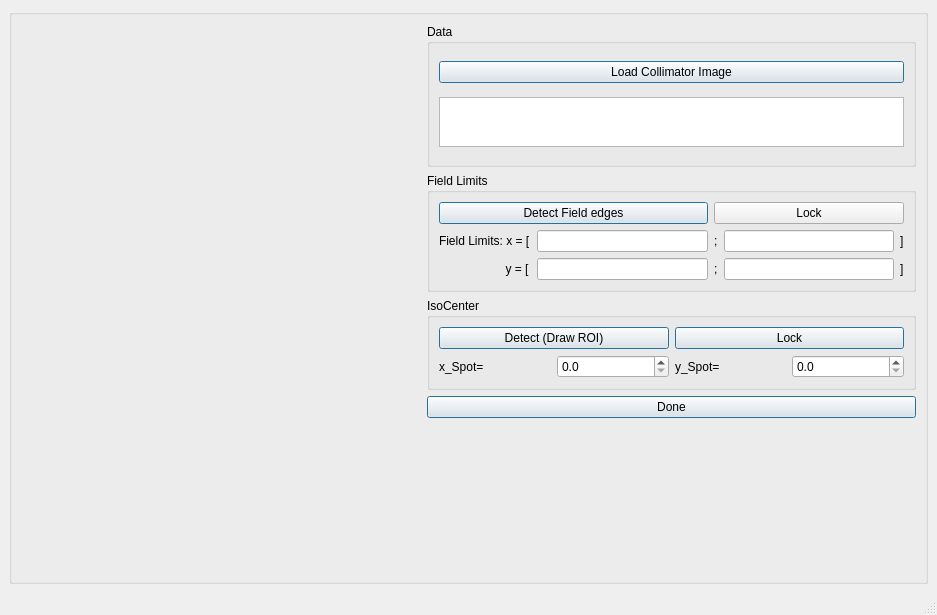
Above: Backend/IsoCenter.ui from jo-mueller/RadiAiDD before the change. Below: the same form after it.
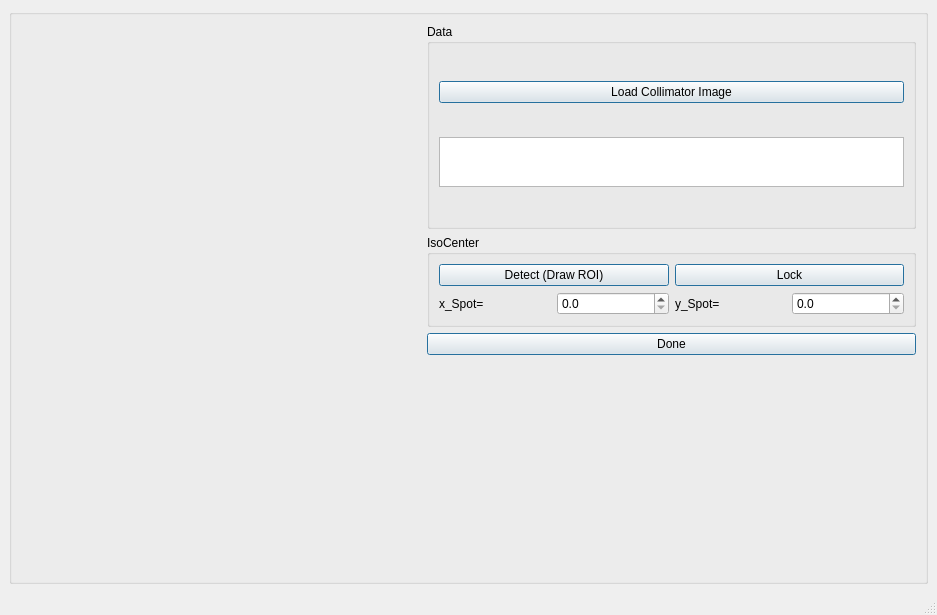
That is the form after the change. Custom widgets are drawn as their Qt base class.

Commit message: - Remove cropping for radiography images, removing all functionality that using the field limits variables - Display Isocenter radiography in main window with same displays as landmark radiography - Adjust Crosshair functionality so it's displayed properly (storing list of multiple crosshairs to manage same crosshairs in different canvases easily)

Diff of the .ui file:
```diff
--- a/Backend/IsoCenter.ui
+++ b/Backend/IsoCenter.ui
@@ -63,89 +63,6 @@
         </widget>
        </item>
        <item row="1" column="1">
-        <widget class="QGroupBox" name="groupBox_4">
-         <property name="title">
-          <string>Field Limits</string>
-         </property>
-         <layout class="QGridLayout" name="gridLayout_3">
-          <item row="0" column="0" colspan="2">
-           <widget class="QPushButton" name="Button_GetField">
-            <property name="autoFillBackground">
-             <bool>false</bool>
-            </property>
-            <property name="text">
-             <string>Detect Field edges</string>
-            </property>
-            <property name="default">
-             <bool>true</bool>
-            </property>
-           </widget>
-          </item>
-          <item row="0" column="2" colspan="3">
-           <widget class="QPushButton" name="Button_SetFieldLimits">
-            <property name="text">
-             <string>Lock</string>
-            </property>
-           </widget>
-          </item>
-          <item row="1" column="0">
-           <widget class="QLabel" name="label_15">
-            <property name="text">
-             <string>Field Limits: x = [</string>
-            </property>
-           </widget>
-          </item>
-          <item row="1" column="1">
-           <widget class="QLineEdit" name="x_Left"/>
-          </item>
-          <item row="1" column="2">
-           <widget class="QLabel" name="label_17">
-            <property name="text">
-             <string>;</string>
-            </property>
-           </widget>
-          </item>
-          <item row="1" column="3">
-           <widget class="QLineEdit" name="x_Right"/>
-          </item>
-          <item row="1" column="4">
-           <widget class="QLabel" name="label_18">
-            <property name="text">
-             <string>]</string>
-            </property>
-           </widget>
-          </item>
-          <item row="2" column="0">
-           <widget class="QLabel" name="label_16">
-            <property name="text">
-             <string>                    y = [</string>
-            </property>
-           </widget>
-          </item>
-          <item row="2" column="1">
-           <widget class="QLineEdit" name="y_bottom"/>
-          </item>
-          <item row="2" column="2">
-           <widget class="QLabel" name="label_19">
-            <property name="text">
-             <string>;</string>
-            </property>
-           </widget>
-          </item>
-          <item row="2" column="3">
-           <widget class="QLineEdit" name="y_top"/>
-          </item>
-          <item row="2" column="4">
-           <widget class="QLabel" name="label_20">
-            <property name="text">
-             <string>]</string>
-            </property>
-           </widget>
-          </item>
-         </layout>
-        </widget>
-       </item>
-       <item row="2" column="1">
         <widget class="QGroupBox" name="groupBox_2">
          <property name="title">
           <string>IsoCenter</string>
@@ -227,7 +144,7 @@
          </layout>
         </widget>
        </item>
-       <item row="0" column="0" rowspan="7">
+       <item row="0" column="0" rowspan="6">
         <widget class="matplotlibWidget" name="Display_IsoCenter" native="true">
          <property name="minimumSize">
           <size>
@@ -237,7 +154,7 @@
          </property>
         </widget>
        </item>
-       <item row="4" column="1">
+       <item row="3" column="1">
         <spacer name="verticalSpacer">
          <property name="orientation">
           <enum>Qt::Vertical</enum>
@@ -250,7 +167,7 @@
          </property>
         </spacer>
        </item>
-       <item row="3" column="1">
+       <item row="2" column="1">
         <widget class="QPushButton" name="Button_Done">
          <property name="enabled">
           <bool>true</bool>
@@ -277,7 +194,7 @@
      <x>0</x>
      <y>0</y>
      <width>937</width>
-     <height>21</height>
+     <height>26</height>
     </rect>
    </property>
   </widget>
```
The commit also changes 12 other files.
